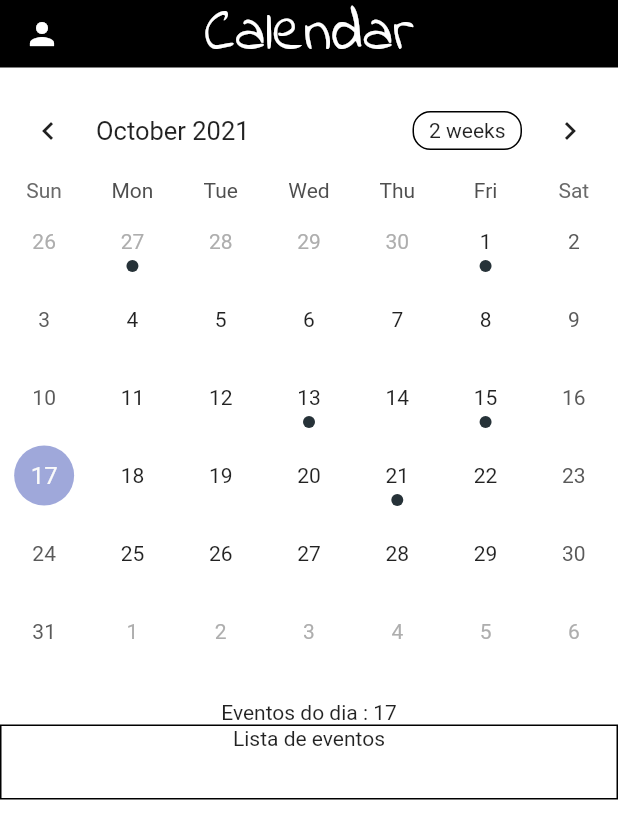
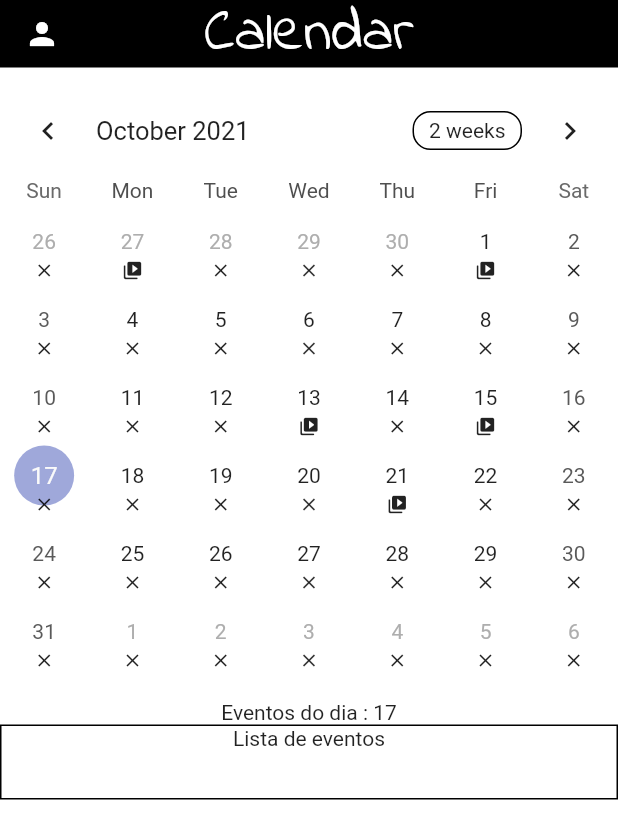
Before and after one commit to digitalNotebook/app, a Flutter app: the CalendarScreen screen opened by its route, on a phone screen of 412 x 824 dp. Shown: the top 839 px of the screen. Run offline on Flutter 3.47's test engine with Material 2 defaults, Android fonts, the phone set to English and light mode, and no system bars; drawn by our look-alikes of table_calendar; our stand-ins replace image_picker, persistent_bottom_nav_bar, sqflite; accounts and stored records are empty.

Commit message:
Inserido os markers no calendario principal

```diff
--- /dev/null
+++ b/app/escola/lib/helpers/calendar_helpers.dart
@@ -0,0 +1,8 @@
+import 'package:intl/intl.dart';
+
+class CalendarHelper {
+  static bool compareDates(DateTime a, DateTime b) {
+    var format = DateFormat.yMMMMEEEEd().format(a);
+    return DateFormat.yMMMMEEEEd().format(a).compareTo(format) == 0;
+  }
+}
--- a/app/escola/lib/screens/calendar_screen.dart
+++ b/app/escola/lib/screens/calendar_screen.dart
@@ -6,16 +6,11 @@ import 'package:flutter/material.dart';
 import 'package:persistent_bottom_nav_bar/persistent-tab-view.dart';
 import 'package:provider/provider.dart';
 
-class CalendarScreen extends StatefulWidget {
+class CalendarScreen extends StatelessWidget {
   const CalendarScreen({Key? key}) : super(key: key);
 
   static const pageName = '/calendar';
 
-  @override
-  _CalendarScreenState createState() => _CalendarScreenState();
-}
-
-class _CalendarScreenState extends State<CalendarScreen> {
   @override
   Widget build(BuildContext context) {
     print('Buildei a tela Calendar');
--- a/app/escola/lib/widgets/calendar_item.dart
+++ b/app/escola/lib/widgets/calendar_item.dart
@@ -4,6 +4,7 @@ import 'package:flutter/material.dart';
 import 'package:intl/intl.dart';
 import 'package:provider/provider.dart';
 import 'package:table_calendar/table_calendar.dart';
+import '../helpers/calendar_helpers.dart';
 
 class CalendarItem extends StatefulWidget {
   const CalendarItem({Key? key}) : super(key: key);
@@ -18,12 +19,14 @@ class _CalendarItemState extends State<CalendarItem> {
   DateTime? _selectedDay;
   var _isInit = true;
   late List<Aula> _aulas;
+  late DateTime _currentDay;
 
   @override
   void didChangeDependencies() {
     //executa somente uma vez
     if (_isInit) {
       _aulas = Provider.of<Aulas>(context, listen: false).items;
+      _currentDay = DateTime.now();
     }
     super.didChangeDependencies();
   }
@@ -64,6 +67,37 @@ class _CalendarItemState extends State<CalendarItem> {
           eventLoader: (day) {
             return _getClassesOfThis(day);
           },
+          calendarBuilders: CalendarBuilders(
+            markerBuilder: (ctx, date, events) {
+              var numberOfEvents = events.length;
+              print('Número de eventos ${events.length} do dia $date');
+              if (numberOfEvents > 0) {
+                if (CalendarHelper.compareDates(_currentDay, date)) {
+                  //se entrou aqui encontrou a aula, temos 5 dias de homework
+                  //icone para a aula
+                  return Icon(
+                    Icons.video_library_rounded,
+                    size: 14,
+                  );
+                } else if (date.isAfter(_currentDay)) {
+                  return Icon(
+                    Icons.alarm,
+                    size: 14,
+                  );
+                } else {
+                  return Icon(
+                    Icons.alarm_off_sharp,
+                    size: 14,
+                  );
+                }
+              } else {
+                return Icon(
+                  Icons.clear,
+                  size: 14,
+                );
+              }
+            },
+          ),
         ),
         const SizedBox(
           height: 20,
--- a/app/escola/lib/widgets/menu_calendar.dart
+++ b/app/escola/lib/widgets/menu_calendar.dart
@@ -1,3 +1,4 @@
+import 'package:escola/helpers/calendar_helpers.dart';
 import 'package:escola/models/aula.dart';
 import 'package:escola/models/homework.dart';
 import 'package:escola/providers/aulas.dart';
@@ -112,11 +113,6 @@ class _MenuCalendarState extends State<MenuCalendar> {
     }
   }
 
-  bool _compareDates(DateTime a, DateTime b) {
-    var format = DateFormat.yMMMMEEEEd().format(a);
-    return DateFormat.yMMMMEEEEd().format(a).compareTo(format) == 0;
-  }
-
   List<Aula> _getClassesOfThis(DateTime day) {
     print('Entrei aqui para ver os eventos do dia: $day');
     return _aulas.where((aula) => aula.dataAula.compareTo(day) == 0).toList();
@@ -213,7 +209,7 @@ class _MenuCalendarState extends State<MenuCalendar> {
             var numberOfEvents = events.length;
             print('Número de eventos ${events.length} do dia $date');
             if (numberOfEvents > 0) {
-              if (_compareDates(_currentDay, date)) {
+              if (CalendarHelper.compareDates(_currentDay, date)) {
                 //se entrou aqui encontrou a aula, temos 5 dias de homework
                 //icone para a aula
                 return Icon(Icons.video_library_rounded);
```
